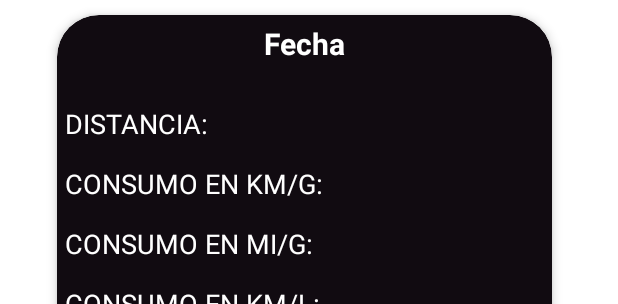
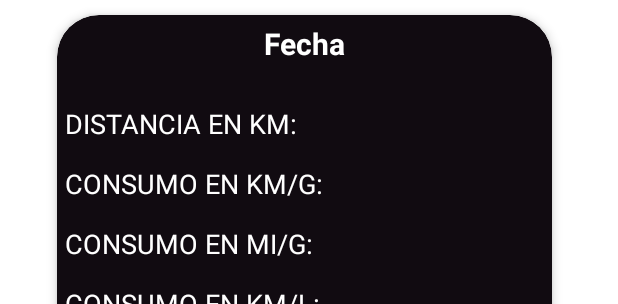
Before and after one commit to samilr/appFuelUsage, an Android app: the layout history_cards.xml on its own in the app's theme, with its tools: preview values and no code run, on a phone screen of 412 x 824 dp. Shown: the top 304 px of the screen. Run offline under Robolectric (Android 15) with nearby library versions, the phone set to English and light mode, and no system bars.

Commit message:
Fix filter data

```diff
--- a/app/src/main/res/layout/history_cards.xml
+++ b/app/src/main/res/layout/history_cards.xml
@@ -36,7 +36,7 @@
             android:width="30dp"
             android:height="10dp"
             android:backgroundTint="@color/newColor"
-            android:hint="DISTANCIA:"
+            android:hint="DISTANCIA EN KM:"
             android:inputType="numberDecimal"
             android:textColor="@color/white"
             android:textColorHint="@color/white"
```
